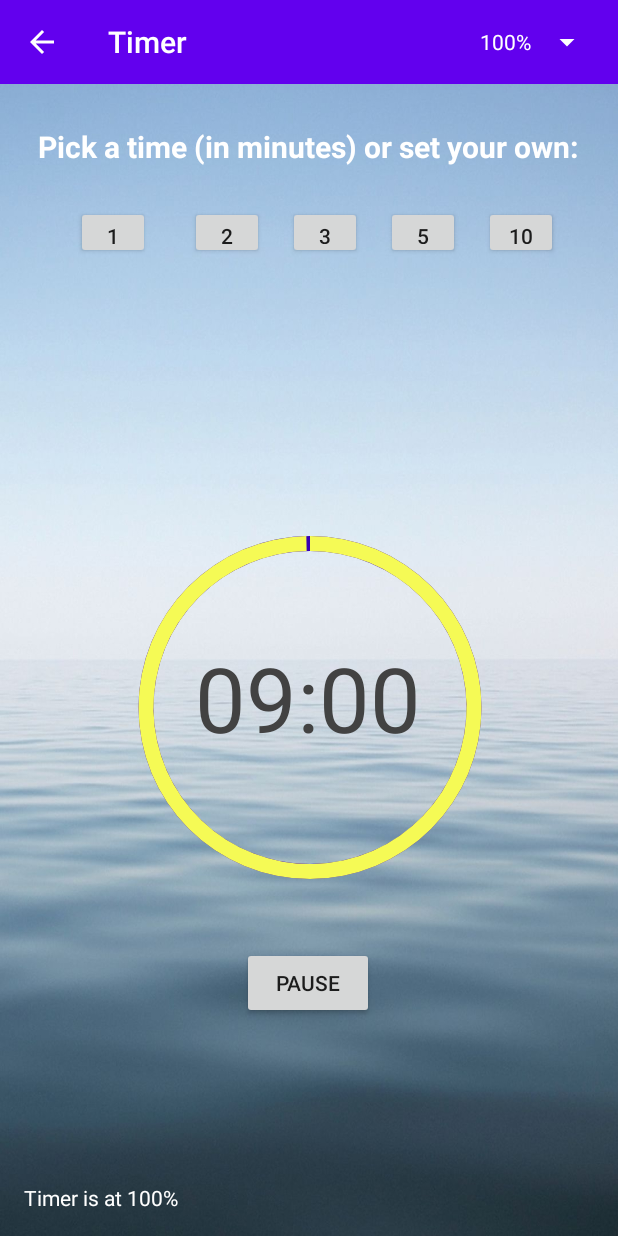
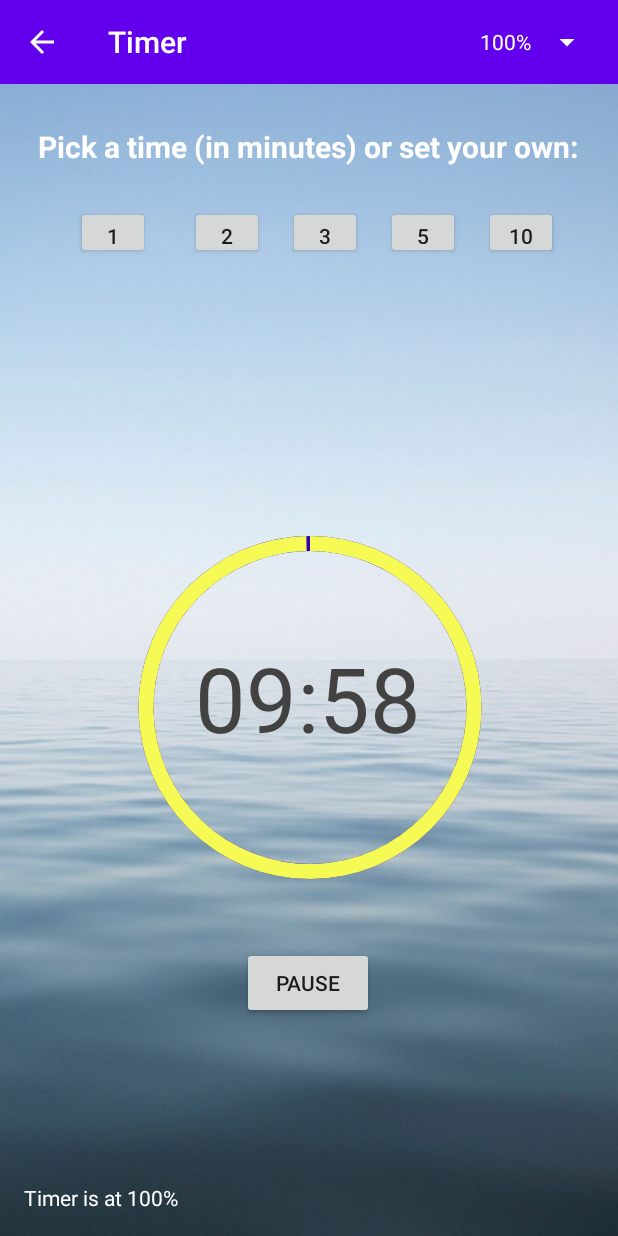
Before and after one commit to Sashgnarg/Practical-Parent-App, an Android app: the TimerActivity screen opened directly, with no data from a screen before it, after a tap on "START", on a phone screen of 412 x 824 dp. Run offline under Robolectric (Android 15) with nearby library versions, the phone set to English and light mode, and no system bars.

Commit message:
added the if statements to all the set intervals and moved update text and progress bar inside if statemtn

```diff
--- a/app/src/main/java/com/cmpt276/iteration1practicalparent/UI/Timer/TimerActivity.java
+++ b/app/src/main/java/com/cmpt276/iteration1practicalparent/UI/Timer/TimerActivity.java
@@ -57,17 +57,11 @@ public class TimerActivity extends AppCompatActivity {
     private boolean clicked300;
     private boolean clicked400;
 
-    int prevSeconds;
-    int prevHours;
-    int prevMinutes;
-
-    long tickCounter = 0;
     long trackTimeLeftInMillis=-1;
 
 
     Toolbar myToolbar;
     Spinner mySpinner;
-    private boolean setText;
 
     @Override
     protected void onCreate(Bundle savedInstanceState) {
@@ -106,7 +100,7 @@ public class TimerActivity extends AppCompatActivity {
             @Override
             public void onClick(View view) {
                 setTime(120000);
-                setText = true;
+
             }
         });
 
@@ -114,7 +108,6 @@ public class TimerActivity extends AppCompatActivity {
             @Override
             public void onClick(View view) {
                 setTime(180000);
-                setText = true;
             }
         });
 
@@ -122,7 +115,6 @@ public class TimerActivity extends AppCompatActivity {
             @Override
             public void onClick(View view) {
                 setTime(300000);
-                setText = true;
             }
         });
 
@@ -130,7 +122,6 @@ public class TimerActivity extends AppCompatActivity {
             @Override
             public void onClick(View view) {
                 setTime(600000);
-                setText = true;
             }
         });
 
@@ -150,9 +141,7 @@ public class TimerActivity extends AppCompatActivity {
                 }
 
                 setTime(millisInput);
-                editTextMinutesInput.setText("");
-                setText = true;
-            }
+                editTextMinutesInput.setText(""); }
         });
 
         btnStartPause.setOnClickListener(new View.OnClickListener() {
@@ -204,7 +193,6 @@ public class TimerActivity extends AppCompatActivity {
 
     private void resetTimer(){
         timeLeftInMillis = startTimeInMillis;
-        setText=true;
         updateCountDownText();
         updateButtons();
         closeKeyboard();
@@ -225,11 +213,6 @@ public class TimerActivity extends AppCompatActivity {
         int minutes = (int) (( timeLeftInMillis / 1000 ) % 3600) / 60; //left over minutes after calculating hours
         int seconds = (int) ( timeLeftInMillis / 1000 ) % 60; //left over seconds after calculating mins
 
-        if((seconds<=prevSeconds)||minutes>prevMinutes||setText==true){
-            prevSeconds = seconds;
-        }
-        prevHours = hours;
-        prevMinutes = minutes;
 
         if (clicked25){
             /*minutes = (int) (( timeLeftInMillis / 4 / 1000 ) % 3600) / 60; //left over minutes after calculating hours
@@ -268,14 +251,13 @@ public class TimerActivity extends AppCompatActivity {
         {
             if (hours > 0) {
                 timeLeftFormatted = String.format(Locale.getDefault(),
-                        "%d:%02d:%02d", prevHours, prevMinutes, prevSeconds);
+                        "%d:%02d:%02d", hours, minutes, seconds);
             } else {
                 timeLeftFormatted = String.format(Locale.getDefault(),
-                        "%02d:%02d", prevMinutes, prevSeconds);
+                        "%02d:%02d", minutes, seconds);
 
             }
             txtCountDown.setText(timeLeftFormatted);
-            setText = false;
         }
 
 
@@ -492,11 +474,11 @@ public class TimerActivity extends AppCompatActivity {
                 if ((trackTimeLeftInMillis - millisUntilFinished) >= 2000) {
                     millisUntilFinished = trackTimeLeftInMillis - 500;
                     trackTimeLeftInMillis = millisUntilFinished;
-                }
                     timeLeftInMillis = millisUntilFinished;
-
                     updateCountDownText();
                     progressBar.setProgress((int) (timeLeftInMillis / 1000));
+                }
+
             }
 
 
@@ -522,7 +504,9 @@ public class TimerActivity extends AppCompatActivity {
     }
 
     private void setHalfSpeedTimer() {
+        if(trackTimeLeftInMillis==-1){
             trackTimeLeftInMillis = timeLeftInMillis;
+        }
         countDownTimer.cancel();
         countDownTimer = new CountDownTimer(timeLeftInMillis, 1) {
             @Override
@@ -531,12 +515,12 @@ public class TimerActivity extends AppCompatActivity {
                 if ((trackTimeLeftInMillis-millisUntilFinished)>6000) {
                     millisUntilFinished = trackTimeLeftInMillis-3000;
                     trackTimeLeftInMillis = millisUntilFinished;
-                }
                     timeLeftInMillis = millisUntilFinished;
-
-
                     updateCountDownText();
                     progressBar.setProgress((int) (timeLeftInMillis / 1000));
+
+                }
+
             }
 
 
@@ -560,7 +544,9 @@ public class TimerActivity extends AppCompatActivity {
     }
 
     private void setThreeFourthsSpeedTimer() {
+        if(trackTimeLeftInMillis==-1){
             trackTimeLeftInMillis = timeLeftInMillis;
+        }
         countDownTimer.cancel();
         countDownTimer = new CountDownTimer(timeLeftInMillis, 1) {
             @Override
@@ -569,10 +555,10 @@ public class TimerActivity extends AppCompatActivity {
                 if ((trackTimeLeftInMillis-millisUntilFinished)>6000) {
                     millisUntilFinished = trackTimeLeftInMillis-1500;
                     trackTimeLeftInMillis = millisUntilFinished;
-                }
                     timeLeftInMillis = millisUntilFinished;
                     updateCountDownText();
                     progressBar.setProgress((int) (timeLeftInMillis / 1000));
+                }
             }
 
 
@@ -629,7 +615,9 @@ public class TimerActivity extends AppCompatActivity {
 
 
     private void setDoubleSpeedTimer() {
+        if(trackTimeLeftInMillis==-1){
             trackTimeLeftInMillis = timeLeftInMillis;
+        }
         countDownTimer.cancel();
         countDownTimer = new CountDownTimer(timeLeftInMillis, 1) {
             @Override
@@ -637,11 +625,10 @@ public class TimerActivity extends AppCompatActivity {
                 if ((trackTimeLeftInMillis-millisUntilFinished)>6000) {
                     millisUntilFinished = trackTimeLeftInMillis+6000;
                     trackTimeLeftInMillis = millisUntilFinished;
-                }
                     timeLeftInMillis = millisUntilFinished;
-
                     updateCountDownText();
                     progressBar.setProgress((int) (timeLeftInMillis / 1000));
+                }
             }
 
 
@@ -664,7 +651,9 @@ public class TimerActivity extends AppCompatActivity {
     }
 
     private void setTripleSpeedTimer() {
+        if(trackTimeLeftInMillis==-1){
             trackTimeLeftInMillis = timeLeftInMillis;
+        }
         countDownTimer.cancel();
         countDownTimer = new CountDownTimer(timeLeftInMillis, 1) {
             @Override
@@ -673,11 +662,10 @@ public class TimerActivity extends AppCompatActivity {
                 if ((trackTimeLeftInMillis-millisUntilFinished)>6000) {
                     millisUntilFinished = trackTimeLeftInMillis+12000;
                     trackTimeLeftInMillis = millisUntilFinished;
-                }
                     timeLeftInMillis = millisUntilFinished;
-
                     updateCountDownText();
                     progressBar.setProgress((int) (timeLeftInMillis / 1000));
+                }
             }
 
 
@@ -700,7 +688,9 @@ public class TimerActivity extends AppCompatActivity {
     }
 
     private void setFourTimesSpeedTimer() {
+        if(trackTimeLeftInMillis==-1){
             trackTimeLeftInMillis = timeLeftInMillis;
+        }
         countDownTimer.cancel();
         countDownTimer = new CountDownTimer(timeLeftInMillis, 1000) {
             @Override
@@ -709,10 +699,10 @@ public class TimerActivity extends AppCompatActivity {
                 if ((trackTimeLeftInMillis-millisUntilFinished)>6000) {
                     millisUntilFinished = trackTimeLeftInMillis+18000;
                     trackTimeLeftInMillis = millisUntilFinished;
-                }
                     timeLeftInMillis = millisUntilFinished;
                     updateCountDownText();
                     progressBar.setProgress((int) (timeLeftInMillis / 1000));
+                }
             }
 
 
```
Lines whose indentation alone changed are shown as unchanged.
